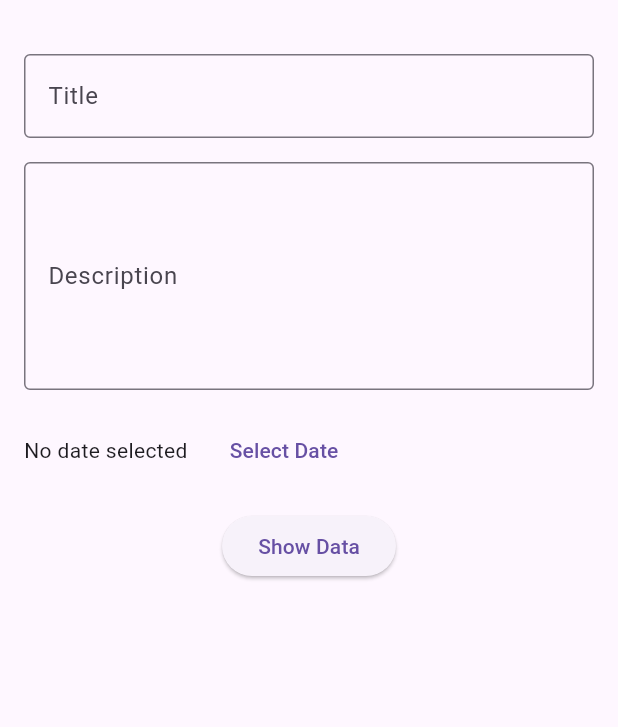
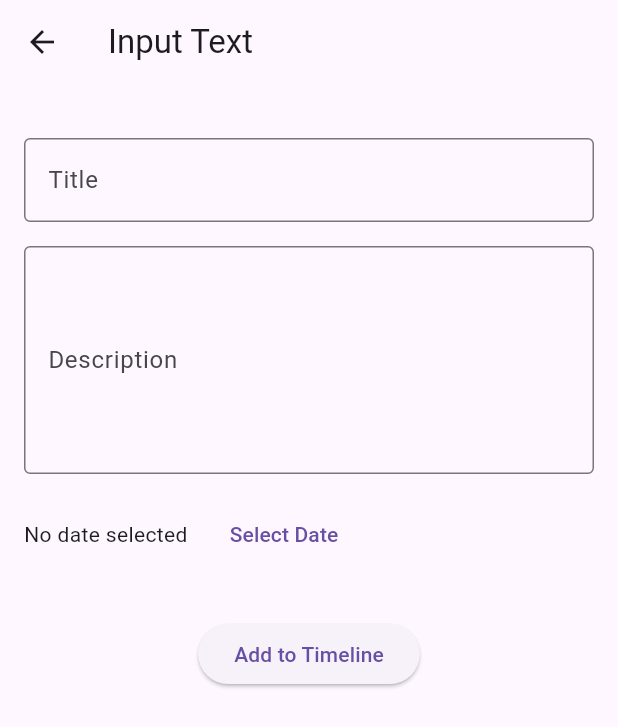
Before and after one commit to Praweenlama/interactive_timeline, a Flutter app: the screen it shows after launch, after a tap on "Navigate me to InputText", on a phone screen of 412 x 824 dp. Shown: the top 727 px of the screen. Run offline on Flutter 3.47's test engine with Material 3 defaults, Android fonts, the light colour scheme and no system bars; our stand-ins replace flutter_riverpod.

Commit message:
used statenotifierprovider instead of changenotifierprovider

```diff
--- a/lib/pages/counter/counter.dart
+++ b/lib/pages/counter/counter.dart
@@ -17,7 +17,7 @@ class MyCounter extends ConsumerWidget {
           onPressed: () {
             // counter.increment();
             ref
-                .read(riverpod)
+                .read(riverpod.notifier)
                 .increment(); // Access the state and call increment
           },
           child: Text("Increment Counter"),
@@ -27,7 +27,7 @@ class MyCounter extends ConsumerWidget {
           onPressed: () {
             // counter.decrement();
             ref
-                .read(riverpod)
+                .read(riverpod.notifier)
                 .decrement(); // Access the state and call decrement
           },
           child: Text("Decrement Counter"),
@@ -35,7 +35,7 @@ class MyCounter extends ConsumerWidget {
         SizedBox(width: 20),
         Text(
           // counter using the riverpod package
-          "Counter: ${ref.watch(riverpod).count.toString()}",
+          "Counter: ${ref.watch(riverpod)}",
           style: TextStyle(
             color: Colors.black,
             decoration: TextDecoration.none,
--- a/lib/pages/home/home.dart
+++ b/lib/pages/home/home.dart
@@ -2,7 +2,7 @@ import 'package:flutter/material.dart';
 import 'package:interactive_timeline/pages/counter/counter.dart';
 import 'package:interactive_timeline/pages/home/welcome.dart';
 import 'package:interactive_timeline/widgets/button/button.dart';
-import 'package:interactive_timeline/widgets/text/textInput.dart';
+import 'package:interactive_timeline/widgets/text/text_input.dart';
 
 class HomePage extends StatelessWidget {
   const HomePage({super.key});
--- /dev/null
+++ b/lib/widgets/text/text_input.dart
@@ -0,0 +1,174 @@
+import 'package:flutter/material.dart';
+import 'package:interactive_timeline/widgets/button/button.dart';
+import 'package:intl/intl.dart'; // Import the intl package
+import 'package:flutter_riverpod/flutter_riverpod.dart';
+import 'text_input_notifier.dart';
+
+class InputText extends ConsumerWidget {
+  const InputText({super.key});
+
+  @override
+  Widget build(BuildContext context, WidgetRef ref) {
+    final inputTextState = ref.watch(inputTextProvider);
+    final inputTextNotifier = ref.read(inputTextProvider.notifier);
+
+    return Scaffold(
+      appBar: AppBar(title: const Text('Input Text')),
+      body: Padding(
+        padding: const EdgeInsets.all(16.0),
+        child: Column(
+          children: [
+            const SizedBox(height: 20),
+            TextField(
+              onChanged: inputTextNotifier.updateTitle,
+              decoration: const InputDecoration(
+                border: OutlineInputBorder(),
+                labelText: 'Title',
+                hintText: 'Enter the title...',
+              ),
+            ),
+            const SizedBox(height: 16),
+            TextField(
+              onChanged: inputTextNotifier.updateDescription,
+              decoration: const InputDecoration(
+                border: OutlineInputBorder(),
+                labelText: 'Description',
+                hintText: 'Enter the description...',
+              ),
+              maxLines: 5,
+            ),
+            const SizedBox(height: 16),
+            Row(
+              children: [
+                Text(
+                  inputTextState.selectedDate == null
+                      ? 'No date selected'
+                      : 'Selected Date: ${DateFormat('yyyy-MM-dd').format(inputTextState.selectedDate!)}',
+                ),
+                const SizedBox(width: 16),
+                TextButton(
+                  onPressed: () async {
+                    final pickedDate = await showDatePicker(
+                      context: context,
+                      initialDate: DateTime.now(),
+                      firstDate: DateTime(2000),
+                      lastDate: DateTime(2100),
+                    );
+                    if (pickedDate != null) {
+                      inputTextNotifier.updateSelectedDate(pickedDate);
+                    }
+                  },
+                  child: const Text('Select Date'),
+                ),
+              ],
+            ),
+            const SizedBox(height: 16),
+
+            MyButton(
+              onPressed: inputTextNotifier.generateDisplayData,
+              buttonText: 'Add to Timeline',
+            ),
+            const SizedBox(height: 16),
+            if (inputTextState.displayData != null)
+              Text(
+                inputTextState.displayData!,
+                style: const TextStyle(
+                  fontSize: 16,
+                  fontWeight: FontWeight.bold,
+                ),
+              ),
+          ],
+        ),
+      ),
+    );
+  }
+}
+
+// class InputText extends StatefulWidget {
+//   const InputText({super.key});
+
+//   @override
+//   State<InputText> createState() => _InputTextState();
+// }
+
+// class _InputTextState extends State<InputText> {
+//   DateTime? selectedDate;
+//   final TextEditingController titleController = TextEditingController();
+//   final TextEditingController descriptionController = TextEditingController();
+//   String? displayData;
+
+//   @override
+//   Widget build(BuildContext context) {
+//     return Material(
+//       child: Padding(
+//         padding: const EdgeInsets.all(16.0),
+//         child: Column(
+//           children: [
+//             SizedBox(height: 20), // Add spacing at the top
+//             TextField(
+//               controller: titleController,
+//               decoration: InputDecoration(
+//                 border: OutlineInputBorder(),
+//                 labelText: 'Title',
+//                 hintText: 'Enter the title...',
+//               ),
+//             ),
+//             SizedBox(height: 16), // Add spacing between fields
+//             TextField(
+//               controller: descriptionController,
+//               decoration: InputDecoration(
+//                 border: OutlineInputBorder(),
+//                 labelText: 'Description',
+//                 hintText: 'Enter the description...',
+//               ),
+//               maxLines: 5, // Allow multiline input for description
+//             ),
+//             SizedBox(height: 16), // Add spacing between fields
+//             Row(
+//               children: [
+//                 Text(
+//                   selectedDate == null
+//                       ? 'No date selected'
+//                       : 'Selected Date: ${DateFormat('yyyy-MM-dd').format(selectedDate!)}',
+//                 ),
+//                 SizedBox(width: 16),
+//                 TextButton(
+//                   onPressed: () async {
+//                     DateTime? pickedDate = await showDatePicker(
+//                       context: context,
+//                       initialDate: DateTime.now(),
+//                       firstDate: DateTime(2000),
+//                       lastDate: DateTime(2100),
+//                     );
+//                     if (pickedDate != null && pickedDate != selectedDate) {
+//                       setState(() {
+//                         selectedDate = pickedDate;
+//                       });
+//                     }
+//                   },
+//                   child: Text('Select Date'),
+//                 ),
+//               ],
+//             ),
+//             SizedBox(height: 16), // Add spacing before the button
+//             ElevatedButton(
+//               onPressed: () {
+//                 setState(() {
+//                   displayData =
+//                       'Title: ${titleController.text}\nDescription: ${descriptionController.text}\nDate: ${selectedDate != null ? DateFormat('yyyy-MM-dd').format(selectedDate!) : 'No date selected'}';
+//                 });
+//               },
+//               child: Text('Show Data'),
+//             ),
+//             SizedBox(height: 16), // Add spacing before displaying data
+//             if (displayData != null)
+//               Text(
+//                 displayData!,
+//                 style: TextStyle(fontSize: 16, fontWeight: FontWeight.bold),
+//               ),
+//           ],
+//         ),
+//       ),
+//     );
+//   }
+// }
--- a/lib/widgets/text/textinput.dart
+++ /dev/null
@@ -1,91 +0,0 @@
-import 'package:flutter/material.dart';
-import 'package:intl/intl.dart'; // Import the intl package
-
-class InputText extends StatefulWidget {
-  const InputText({super.key});
-
-  @override
-  State<InputText> createState() => _InputTextState();
-}
-
-class _InputTextState extends State<InputText> {
-  DateTime? selectedDate;
-  final TextEditingController titleController = TextEditingController();
-  final TextEditingController descriptionController = TextEditingController();
-  String? displayData;
-
-  @override
-  Widget build(BuildContext context) {
-    return Material(
-      child: Padding(
-        padding: const EdgeInsets.all(16.0),
-        child: Column(
-          children: [
-            SizedBox(height: 20), // Add spacing at the top
-            TextField(
-              controller: titleController,
-              decoration: InputDecoration(
-                border: OutlineInputBorder(),
-                labelText: 'Title',
-                hintText: 'Enter the title...',
-              ),
-            ),
-            SizedBox(height: 16), // Add spacing between fields
-            TextField(
-              controller: descriptionController,
-              decoration: InputDecoration(
-                border: OutlineInputBorder(),
-                labelText: 'Description',
-                hintText: 'Enter the description...',
-              ),
-              maxLines: 5, // Allow multiline input for description
-            ),
-            SizedBox(height: 16), // Add spacing between fields
-            Row(
-              children: [
-                Text(
-                  selectedDate == null
-                      ? 'No date selected'
-                      : 'Selected Date: ${DateFormat('yyyy-MM-dd').format(selectedDate!)}',
-                ),
-                SizedBox(width: 16),
-                TextButton(
-                  onPressed: () async {
-                    DateTime? pickedDate = await showDatePicker(
-                      context: context,
-                      initialDate: DateTime.now(),
-                      firstDate: DateTime(2000),
-                      lastDate: DateTime(2100),
-                    );
-                    if (pickedDate != null && pickedDate != selectedDate) {
-                      setState(() {
-                        selectedDate = pickedDate;
-                      });
-                    }
-                  },
-                  child: Text('Select Date'),
-                ),
-              ],
-            ),
-            SizedBox(height: 16), // Add spacing before the button
-            ElevatedButton(
-              onPressed: () {
-                setState(() {
-                  displayData =
-                      'Title: ${titleController.text}\nDescription: ${descriptionController.text}\nDate: ${selectedDate != null ? DateFormat('yyyy-MM-dd').format(selectedDate!) : 'No date selected'}';
-                });
-              },
-              child: Text('Show Data'),
-            ),
-            SizedBox(height: 16), // Add spacing before displaying data
-            if (displayData != null)
-              Text(
-                displayData!,
-                style: TextStyle(fontSize: 16, fontWeight: FontWeight.bold),
-              ),
-          ],
-        ),
-      ),
-    );
-  }
-}
```
Also changed, not shown: lib/pages/counter/count.dart (+11 -10 lines), lib/pages/counter/riverpod_model.dart (+6 -2 lines), lib/widgets/text/text_input_notifier.dart (added, +58 -0 lines).
